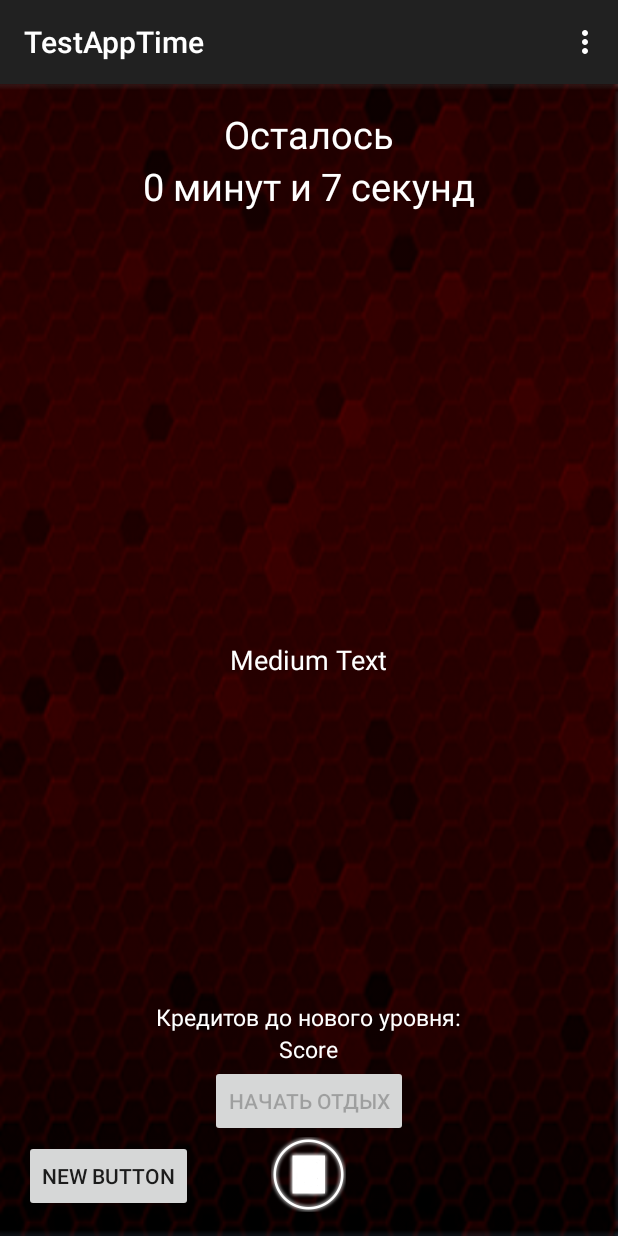
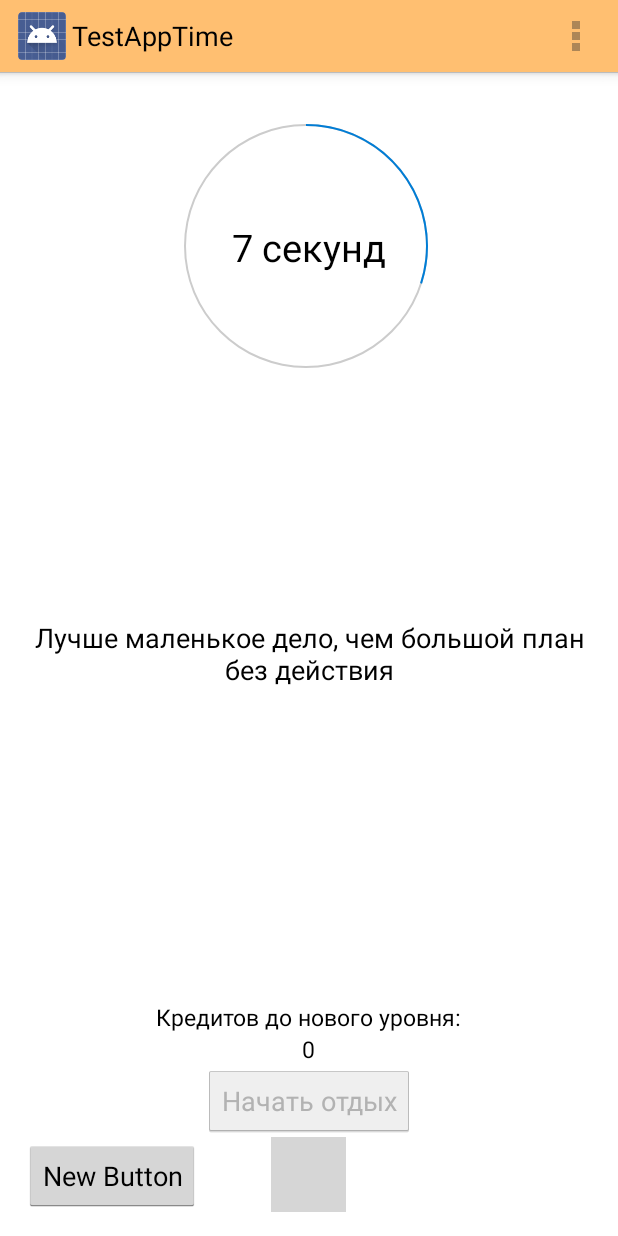
Before and after one commit to FrowningNeko/TimeTest, an Android app: the screen it shows after launch (MainActivity), after a tap on an icon or button, on a phone screen of 412 x 824 dp. Run offline under Robolectric (Android 15) with nearby library versions, the phone set to English and light mode, and no system bars; grey boxes are pictures that could not be loaded.

Commit message:
08.09.2016

```diff
--- a/app/src/main/java/com/example/acer/testapptime/Core.java
+++ b/app/src/main/java/com/example/acer/testapptime/Core.java
@@ -1,12 +1,15 @@
 package com.example.acer.testapptime;
 
 
+import android.content.Context;
 import android.content.SharedPreferences;
 import android.os.Handler;
 import android.os.Message;
 import android.os.SystemClock;
 import android.support.v7.app.AppCompatActivity;
 import android.util.Log;
+import android.widget.ProgressBar;
+import android.widget.Toast;
 
 
 import java.util.Timer;
@@ -15,6 +18,8 @@ import java.util.TimerTask;
 public class Core extends AppCompatActivity {
 
     long time;
+    int i = 15;
+    long b;
    static Timer timer;
     public void Timer(){
         final Handler mHandler = new Handler() {
@@ -23,26 +28,29 @@ public class Core extends AppCompatActivity {
                 switch (msg.what) {
                     case 1://Ежесекундное обновление MainActivity
                         if (time > 60000) {
-                            MainActivity.timeMin.setText("" + (time / 60000) + " мин");
+                            MainActivity.timeMin.setText("" + (time / 60000) + " минут");
 
                         } else {
-                            MainActivity.timeMin.setText("0 минут и " + (time / 1000) + " секунд");
+                            MainActivity.timeMin.setText(""+(time / 1000) + " секунд");
                         }
+                        Log.e("Core", "TimeEnd = "+i);
+                        MainActivity.progressBar.setProgress(i);
                         break;
                 }
             }};
 
-        long timeEnd;
+        final long timeEnd;
         long TIME_WORK = 10000;
         long TIME_RELAX = 5000;
         long realTime = SystemClock.elapsedRealtime();
         if(MyTimer.inspec == 1){
             timeEnd = realTime + TIME_WORK;
+            b = TIME_WORK;
         }
         else{
             timeEnd = realTime + TIME_RELAX;
+            b = TIME_RELAX;
         }
-        Log.e("Core", "TimeEnd = "+ timeEnd);
         timer = new Timer();
         time = timeEnd - realTime;
 
@@ -51,6 +59,7 @@ public class Core extends AppCompatActivity {
             public void run() {
                 if(time>0) {
                     time = time - 1000;
+                    i = (int)(100-(time*100/b));//Получаем оставшийся процент для Progress Bar
                     mHandler.sendEmptyMessage(1);
                 }
                 else{
--- a/app/src/main/java/com/example/acer/testapptime/MainActivity.java
+++ b/app/src/main/java/com/example/acer/testapptime/MainActivity.java
@@ -1,6 +1,7 @@
 package com.example.acer.testapptime;
 
 
+import android.app.Activity;
 import android.app.ActivityManager;
 import android.content.Context;
 import android.content.Intent;
@@ -12,9 +13,13 @@ import android.view.MenuItem;
 import android.view.View;
 import android.widget.Button;
 import android.widget.ImageButton;
+import android.widget.ProgressBar;
+import android.widget.RadioButton;
 import android.widget.TextView;
 
-public class MainActivity extends AppCompatActivity {
+import java.util.Random;
+
+public class MainActivity extends Activity {
 
     public static ImageButton start;
     Button level;
@@ -23,20 +28,27 @@ public class MainActivity extends AppCompatActivity {
     public static int inspec = 0;
     Intent intent;
     SharedPreferences sharedPreferences;
+    static ProgressBar progressBar;
 
     @Override
     protected void onCreate(Bundle savedInstanceState) {
         super.onCreate(savedInstanceState);
         setContentView(R.layout.activity_main);
          intent = new Intent(MainActivity.this, MyTimer.class);
+        timeMin = (TextView)findViewById(R.id.textView2);
+        TextView txTips = (TextView)findViewById(R.id.textView17);
+        String tips[] = getResources().getStringArray(R.array.Tips);
+        int randomTip = new Random().nextInt(21);
+        txTips.setText(tips[randomTip]);
         start = (ImageButton)findViewById(R.id.button);
-        timeMin = (TextView)findViewById(R.id.textView2);
         relax = (Button)findViewById(R.id.button2);
         level = (Button)findViewById(R.id.button3);
         relax.setEnabled(false);
+
+        progressBar = (ProgressBar)findViewById(R.id.progressBar);
         sharedPreferences = getSharedPreferences("Setting", Context.MODE_PRIVATE);
         if(!isMyServiceRunning(MyTimer.class)){
-            start.setBackgroundResource(R.drawable.start);
+            start.setBackgroundResource(R.drawable.start2);
             start.setOnClickListener(new View.OnClickListener() {
                 @Override
                 public void onClick(View v) {
@@ -48,7 +60,7 @@ public class MainActivity extends AppCompatActivity {
 
         }
         else{
-            start.setBackgroundResource(R.drawable.stop);
+            start.setBackgroundResource(R.drawable.stop2);
             inspec = MyTimer.inspec;
             if(inspec==2){
                 relax.setEnabled(true);
@@ -80,7 +92,7 @@ public class MainActivity extends AppCompatActivity {
     }
 
     public void ButtonStart(){
-        start.setBackgroundResource(R.drawable.start);
+        start.setBackgroundResource(R.drawable.start2);
         start.setOnClickListener(new View.OnClickListener() {
             @Override
             public void onClick(View v) {
@@ -91,11 +103,11 @@ public class MainActivity extends AppCompatActivity {
         });
     }
     public void ButtonStop(){
-        start.setBackgroundResource(R.drawable.stop);
+        start.setBackgroundResource(R.drawable.stop2);
         start.setOnClickListener(new View.OnClickListener() {
             @Override
             public void onClick(View v) {
-                stopService(new Intent(MainActivity.this, MyTimer.class));
+                startService(new Intent(MainActivity.this, CloseApp.class));
                 ButtonStart();
                 relax.setEnabled(false);
             }
@@ -115,6 +127,14 @@ public class MainActivity extends AppCompatActivity {
     public void MyTimer(){
         Core core = new Core();
         core.Timer();
+       loadScore();
+    }
+
+    public void loadScore(){
+        sharedPreferences = getSharedPreferences("Setting", Context.MODE_PRIVATE);
+        int score = sharedPreferences.getInt("Score", 0);
+        TextView strScore = (TextView)findViewById(R.id.textView3);
+        strScore.setText(""+score);
     }
 
     @Override
@@ -126,12 +146,9 @@ public class MainActivity extends AppCompatActivity {
 
     @Override
     public boolean onOptionsItemSelected(MenuItem item) {
-        // Handle action bar item clicks here. The action bar will
-        // automatically handle clicks on the Home/Up button, so long
-        // as you specify a parent activity in AndroidManifest.xml.
+
         int id = item.getItemId();
 
-        //noinspection SimplifiableIfStatement
         if (id == R.id.action_settings) {
             return true;
         }
--- /dev/null
+++ b/app/src/main/res/drawable/circle_shape.xml
@@ -0,0 +1,11 @@
+<?xml version="1.0" encoding="utf-8"?>
+    <shape
+        xmlns:android="http://schemas.android.com/apk/res/android"
+        android:shape="ring"
+        android:innerRadiusRatio="2.5"
+        android:thickness="1dp"
+        android:useLevel="false">
+
+        <solid android:color="#CCC" />
+
+    </shape>
--- /dev/null
+++ b/app/src/main/res/drawable/circular_progress_bar.xml
@@ -0,0 +1,19 @@
+<?xml version="1.0" encoding="utf-8"?>
+    <rotate xmlns:android="http://schemas.android.com/apk/res/android"
+    android:fromDegrees="270"
+    android:toDegrees="270">
+    <shape
+        android:innerRadiusRatio="2.5"
+        android:shape="ring"
+        android:thickness="1dp"
+        android:useLevel="true"><!-- this line fixes the issue for lollipop api 21 -->
+
+        <gradient
+            android:angle="0"
+            android:endColor="#007DD6"
+            android:startColor="#007DD6"
+            android:type="sweep"
+            android:useLevel="false" />
+
+    </shape>
+</rotate>
--- a/app/src/main/res/layout/activity_main.xml
+++ b/app/src/main/res/layout/activity_main.xml
@@ -1,28 +1,21 @@
 <RelativeLayout xmlns:android="http://schemas.android.com/apk/res/android"
-    xmlns:tools="http://schemas.android.com/tools" android:layout_width="match_parent"
-    android:layout_height="match_parent" android:paddingLeft="@dimen/activity_horizontal_margin"
+    xmlns:tools="http://schemas.android.com/tools"
+    android:layout_width="match_parent"
+    android:layout_height="match_parent"
+    android:paddingLeft="@dimen/activity_horizontal_margin"
     android:paddingRight="@dimen/activity_horizontal_margin"
     android:paddingTop="@dimen/activity_vertical_margin"
-    android:paddingBottom="@dimen/activity_vertical_margin" tools:context=".MainActivity"
-    android:background="@drawable/background">
+    android:paddingBottom="@dimen/activity_vertical_margin"
+    tools:context=".MainActivity"
+    android:background="@color/background">
 
     <ImageButton
         android:layout_width="50dp"
         android:layout_height="50dp"
         android:text="Старт"
-        android:background="@drawable/start"
+        android:background="@drawable/start2"
         android:id="@+id/button"
         android:layout_alignParentBottom="true"
-        android:layout_centerHorizontal="true" />
-
-    <TextView
-        android:layout_width="wrap_content"
-        android:layout_height="wrap_content"
-        android:text="Осталось"
-        android:textColor="@color/white"
-        android:textSize="25sp"
-        android:id="@+id/textView"
-        android:layout_alignParentTop="true"
         android:layout_centerHorizontal="true" />
 
     <TextView
@@ -32,7 +25,9 @@
         android:textColor="@color/white"
         android:textSize="25sp"
         android:id="@+id/textView2"
-        android:layout_below="@+id/textView"
+        android:layout_marginTop="83dp"
+        android:gravity="center_horizontal"
+        android:layout_alignTop="@+id/progressBar"
         android:layout_centerHorizontal="true" />
 
     <Button
@@ -71,15 +66,29 @@
         android:layout_alignParentBottom="true"
         android:layout_alignParentLeft="true"
         android:layout_alignParentStart="true" />
+    <ProgressBar
+        android:id="@+id/progressBar"
+        android:layout_width="200dp"
+        android:layout_height="200dp"
+        android:indeterminate="false"
+        android:progressDrawable="@drawable/circular_progress_bar"
+        android:background="@drawable/circle_shape"
+        style="?android:attr/progressBarStyleHorizontal"
+        android:max="100"
+        android:progress="65"
+        android:layout_alignParentTop="true"
+        android:layout_alignLeft="@+id/textView4"
+        android:layout_alignStart="@+id/textView4"/>
 
     <TextView
         android:layout_width="wrap_content"
         android:layout_height="wrap_content"
         android:textAppearance="?android:attr/textAppearanceMedium"
-        android:text="Medium Text"
+        android:text="Тут должен быть мотивирующий текст, но он пропал. Не паникуйте, текст уже объявлен в розыск!"
         android:textColor="@color/white"
         android:id="@+id/textView17"
         android:layout_centerVertical="true"
-        android:layout_centerHorizontal="true" />
+        android:layout_centerHorizontal="true"
+        android:gravity="center_horizontal"/>
 
 </RelativeLayout>
--- /dev/null
+++ b/app/src/main/res/values/array.xml
@@ -0,0 +1,27 @@
+<?xml version="1.0" encoding="utf-8"?>
+<resources>
+    <string-array name="Tips">
+        <item>Какой прекрасный день, чтобы заняться работой!</item>
+        <item>Нельзя вечно ждать подходящего момента, нужно просто создать его.</item>
+        <item>Цель включает зажигание, запускает двигатель и питает наши души.</item>
+        <item>Большинство людей намного сильнее, чем они думают, они просто забывают иногда в это верить.</item>
+        <item>Самое высокое наслаждение — сделать то, чего, по мнению других вы не можете сделать</item>
+        <item>Если вам что-то по душе, то вы можете сделать это прибыльным занятием независимо от сферы вашей деятельности</item>
+        <item>Тут должен быть мотивирующий текст, но он пропал. Не паникуйте, текст уже объявлен в розыск!</item>
+        <item>Если вы на самом деле хотите что-то сделать, то вы найдете решение. Если вы не очень-то и хотите, то найдете оправдание</item>
+        <item>Лень что-нибудь сделать? Попробуй просто начать, со временем тебя это затянет.</item>
+        <item>Лучше маленькое дело, чем большой план без действия</item>
+        <item>Лучше маленькое дело, чем большой план без действия</item>
+        <item>Лучше маленькое дело, чем большой план без действия</item>
+        <item>Пройдет 3–15 лет, и ты будешь больше сожалеть о том, чего не сделал, чем о том, что сделал не так.</item>
+        <item>Мы сами придумываем себе проблемы, преграды, комплексы и рамки. Освободи себя, вдохни жизнь и пойми, что ты можешь все.</item>
+        <item>Никогда не рассказывай людям о своих планах. Просто бери и делай. Пусть они удивляются от результатов, а не от болтовни.</item>
+        <item>Главное помнить о том, что любые падения готовят нас к новым взлётам.</item>
+        <item>Только поступки что-то меняют. Если нет поступков, то все остается прежним.</item>
+        <item>Хорошая идея без действий – ничто.</item>
+        <item>Хорошая идея без действий – ничто.</item>
+        <item>Хорошая идея без действий – ничто.</item>
+        <item>Если ты не решишься на это сегодня, завтра будет таким же, как и вчера. Жми уже на кнопку внизу и начинай работать!</item>
+    </string-array>
+
+</resources>
--- a/app/src/main/res/values/color.xml
+++ b/app/src/main/res/values/color.xml
@@ -1,5 +1,6 @@
 <?xml version="1.0" encoding="utf-8"?>
 <resources>
-    <color name="white">#ffffff</color>
-    <color name="background">#d4811af7</color>
+    <color name="white">#000000</color>
+    <color name="background">#ffffff</color>
+    <color name="orange">#ffbf71</color>
 </resources>
--- a/app/src/main/res/values/strings.xml
+++ b/app/src/main/res/values/strings.xml
@@ -1,6 +1,4 @@
 <resources>
     <string name="app_name">TestAppTime</string>
-
-    <string name="hello_world">Hello world!</string>
-    <string name="action_settings">Settings</string>
+    <string name="action_settings">Настройки</string>
 </resources>
--- a/app/src/main/res/values/styles.xml
+++ b/app/src/main/res/values/styles.xml
@@ -1,8 +1,11 @@
 <resources>
 
     <!-- Base application theme. -->
-    <style name="AppTheme" parent="Theme.AppCompat.Light.DarkActionBar">
-        <!-- Customize your theme here. -->
+    <style name="AppTheme" parent="@android:style/Theme.Holo.Light">
+       <item name="android:actionBarStyle">@style/ActionBar</item>
+    </style>
+    <style name="ActionBar" parent="@android:style/Widget.Holo.Light.ActionBar">
+        <item name="android:background">@color/orange</item>
     </style>
 
 </resources>
```
Also changed, not shown: app/src/main/AndroidManifest.xml (+3 -4 lines).
